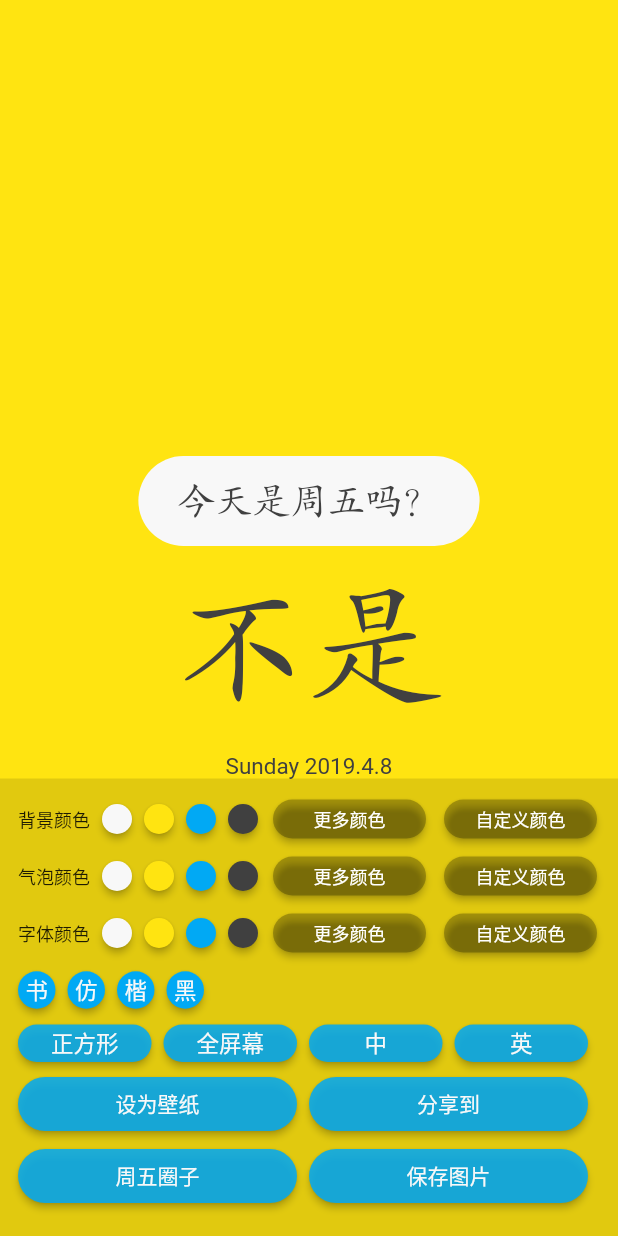
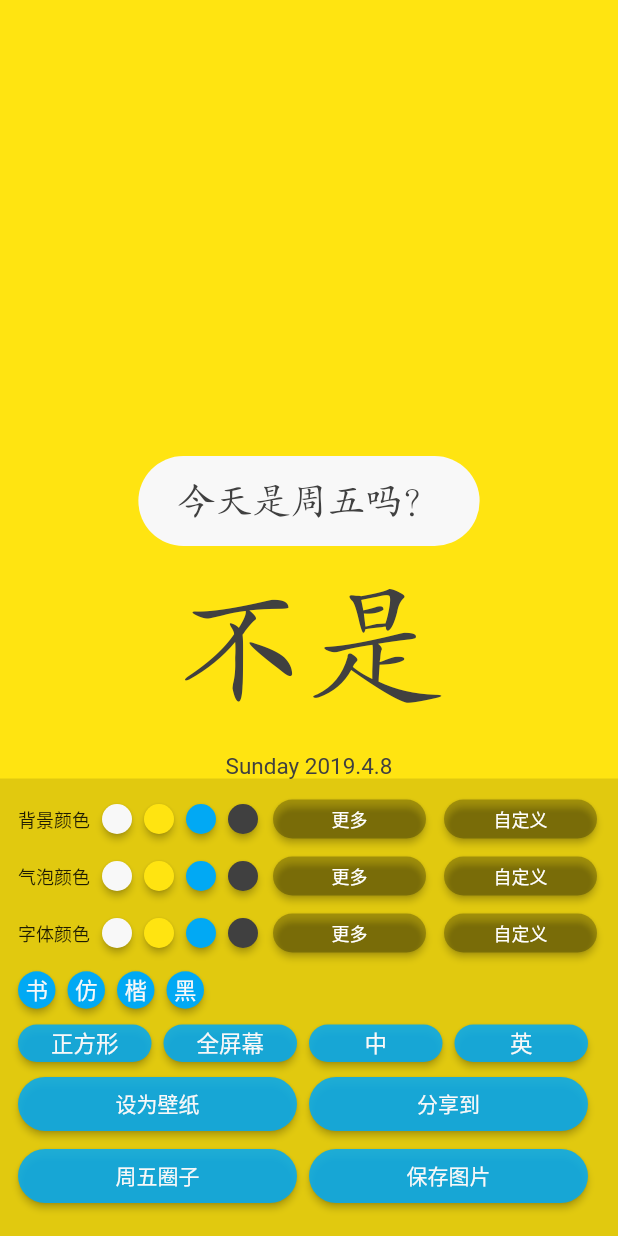
Before and after one commit to zhufree/friday_today, a Flutter app: the screen it shows after launch, on a phone screen of 412 x 824 dp. Run offline on Flutter 3.47's test engine with Material 2 defaults, Android fonts, the phone set to English and light mode, and no system bars; our stand-ins replace shared_preferences; missing offline and left inert: esys_flutter_share.

Commit message:
update：代码研究与优化

```diff
--- a/i10n-arb/intl_zh_CN.arb
+++ b/i10n-arb/intl_zh_CN.arb
@@ -144,13 +144,13 @@
     "type": "text",
     "placeholders": {}
   },
-  "moreColor": "更多颜色",
+  "moreColor": "更多",
   "@moreColor": {
     "description": "",
     "type": "text",
     "placeholders": {}
   },
-  "customColor": "自定义颜色",
+  "customColor": "自定义",
   "@customColor": {
     "description": "",
     "type": "text",
--- a/lib/i10n/messages_all.dart
+++ b/lib/i10n/messages_all.dart
@@ -9,16 +9,21 @@ import 'package:intl/message_lookup_by_library.dart';
 // ignore: implementation_imports
 import 'package:intl/src/intl_helpers.dart';
 
+import 'messages_messages.dart' as messages_messages;
 import 'messages_zh_CN.dart' as messages_zh_CN;
 
 typedef Future<dynamic> LibraryLoader();
 Map<String, LibraryLoader> _deferredLibraries = {
+// ignore: unnecessary_new
+  'messages': () => new Future.value(null),
 // ignore: unnecessary_new
   'zh_CN': () => new Future.value(null),
 };
 
 MessageLookupByLibrary _findExact(localeName) {
   switch (localeName) {
+    case 'messages':
+      return messages_messages.messages;
     case 'zh_CN':
       return messages_zh_CN.messages;
     default:
--- a/lib/i10n/messages_zh_CN.dart
+++ b/lib/i10n/messages_zh_CN.dart
@@ -32,20 +32,21 @@ class MessageLookup extends MessageLookupByLibrary {
     "bubbleColor" : MessageLookupByLibrary.simpleMessage("气泡颜色"),
     "chineseFontsInfo" : MessageLookupByLibrary.simpleMessage("中文字体：书宋、仿宋、楷体、黑体，来自方正字库的免费字体"),
     "copyright" : MessageLookupByLibrary.simpleMessage("版权声明"),
-    "customColor" : MessageLookupByLibrary.simpleMessage("自定义颜色"),
+    "customColor" : MessageLookupByLibrary.simpleMessage("自定义"),
     "englishFontsInfo" : MessageLookupByLibrary.simpleMessage("fonts网站的免费字体"),
     "full" : MessageLookupByLibrary.simpleMessage("全屏幕"),
     "group" : MessageLookupByLibrary.simpleMessage("周五圈子"),
     "hintInputColor" : MessageLookupByLibrary.simpleMessage("输入六位或八位颜色值，以#开头"),
     "logoIdea" : MessageLookupByLibrary.simpleMessage("本app的LOGO风格来源于即刻APP的字体风格，由即友开发的网站生成。"),
     "mainColorInfo" : MessageLookupByLibrary.simpleMessage("主颜色白色（#F8F8F8）/蓝色（#01A9F4）/黄色（#FFE411）/黑色（#404040）取自即刻web端网站（颜色值不一定准确）"),
-    "moreColor" : MessageLookupByLibrary.simpleMessage("更多颜色"),
+    "moreColor" : MessageLookupByLibrary.simpleMessage("更多"),
     "moreColorInfo" : MessageLookupByLibrary.simpleMessage("更多颜色中的526种颜色值取自中国色网站（网址见下），该网站的颜色值源自《色谱》中科院科技情报编委会名词室.科学出版社,1957."),
     "noticeDonation" : MessageLookupByLibrary.simpleMessage("微信捐赠"),
     "noticeDonationError" : m0,
     "noticeWrongInput" : MessageLookupByLibrary.simpleMessage("请输入正确的颜色值"),
     "square" : MessageLookupByLibrary.simpleMessage("正方形"),
     "textColor" : MessageLookupByLibrary.simpleMessage("字体颜色"),
+    "title" : MessageLookupByLibrary.simpleMessage("今天是周五吗？"),
     "titleAlipay" : MessageLookupByLibrary.simpleMessage("检测到未安装%1\$s无法打赏，感谢支持"),
     "titleBg" : MessageLookupByLibrary.simpleMessage("背景"),
     "titleBubble" : MessageLookupByLibrary.simpleMessage("气泡"),
--- a/lib/main.dart
+++ b/lib/main.dart
@@ -106,10 +106,13 @@ class _FridayPageState extends State<FridayPage> {
         body: Stack(
           alignment: Alignment.bottomCenter,
           children: <Widget>[
+            // 展示部分需要整体居中
             Center(
+              // 套的这层RepaintBoundary是用来截屏的
               child: RepaintBoundary(
                 key: screenKey,
                 child: screenType == 1
+                    // 宽高一比一的情况
                     ? AspectRatio(
                         aspectRatio: 1 / 1,
                         child: Container(
@@ -117,26 +120,22 @@ class _FridayPageState extends State<FridayPage> {
                           child: _buildShowContent(),
                         ),
                       )
+                    // 占全屏幕的情况
                     : Container(
                         color: bgColor,
+                        constraints: BoxConstraints.expand(),
                         child: _buildShowContent(),
                       ),
               ),
             ),
-            Positioned(
-              bottom: 0,
-              left: 0,
-              right: 0,
-              child: _buildControlPanel(),
-            )
+            _buildControlPanel(),
           ],
         ));
   }
 
   /// 绘制中间显示的部分
   _buildShowContent() {
-    return Center(
-      child: Column(
+    return Column(
           mainAxisAlignment: MainAxisAlignment.center,
           children: <Widget>[
             Container(
@@ -172,7 +171,6 @@ class _FridayPageState extends State<FridayPage> {
               ),
             ),
           ],
-      ),
         );
   }
 
@@ -183,6 +181,7 @@ class _FridayPageState extends State<FridayPage> {
       color: Color.fromARGB(30, 0, 0, 0),
       child: Column(
         crossAxisAlignment: CrossAxisAlignment.start,
+        mainAxisSize: MainAxisSize.min,
         children: <Widget>[
           _buildColorController(0),
           _buildColorController(1),
```
Also changed, not shown: lib/i10n/messages_messages.dart (added, +68 -0 lines), 2 other files. Lines whose indentation alone changed are shown as unchanged.
